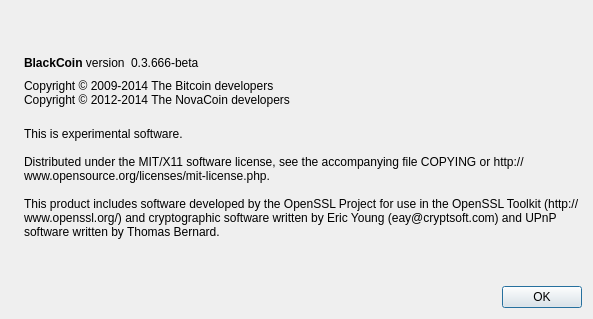
Before: the Qt Designer form src/qt/forms/aboutdialog.ui in r1979/cacaocoin, drawn with Qt 5.
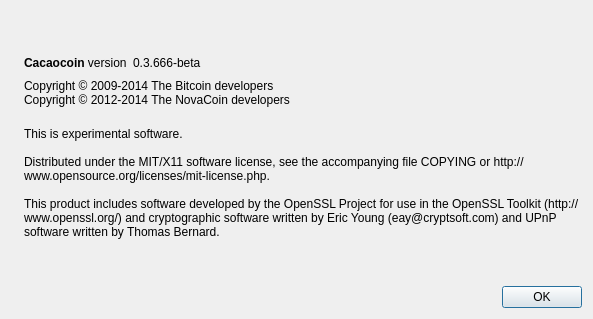
After: the same form once the commit is applied. Icons and pictures are not drawn.

What changed in the file:
```diff
--- a/src/qt/forms/aboutdialog.ui
+++ b/src/qt/forms/aboutdialog.ui
@@ -50,7 +50,7 @@
           <cursorShape>IBeamCursor</cursorShape>
          </property>
          <property name="text">
-          <string>&lt;b&gt;BlackCoin&lt;/b&gt; version</string>
+          <string>&lt;b&gt;Cacaocoin&lt;/b&gt; version</string>
          </property>
          <property name="textInteractionFlags">
           <set>Qt::LinksAccessibleByMouse|Qt::TextSelectableByKeyboard|Qt::TextSelectableByMouse</set>
```
Left out of the diff: 2 changed lines with no effect on the pictures.
